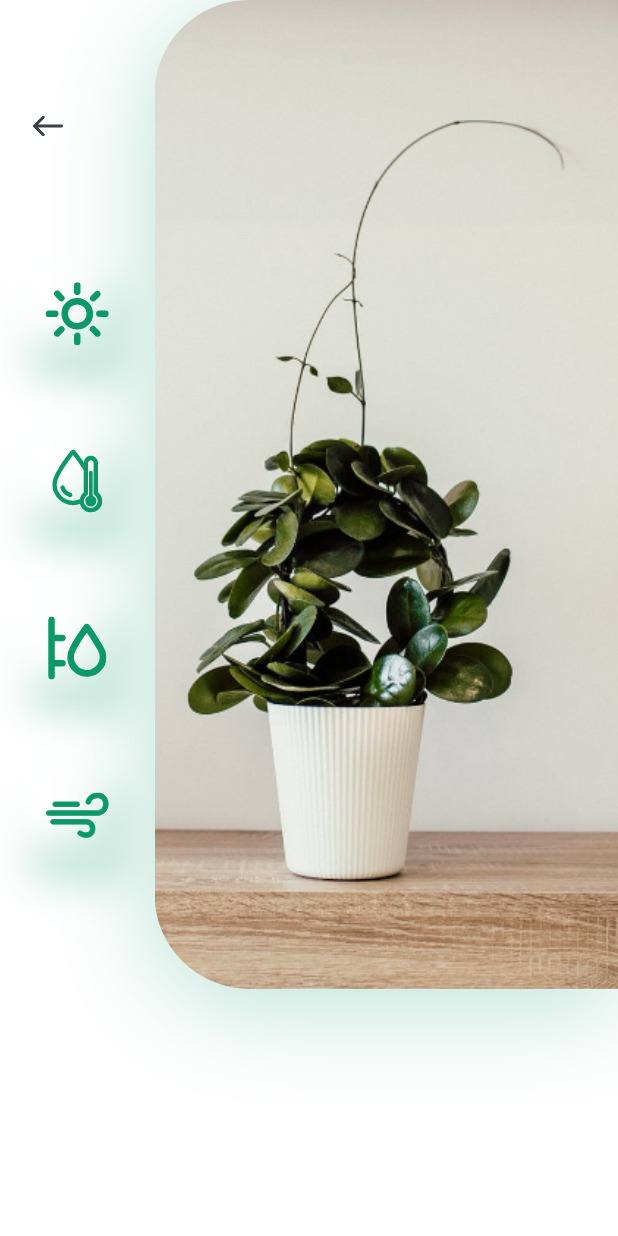
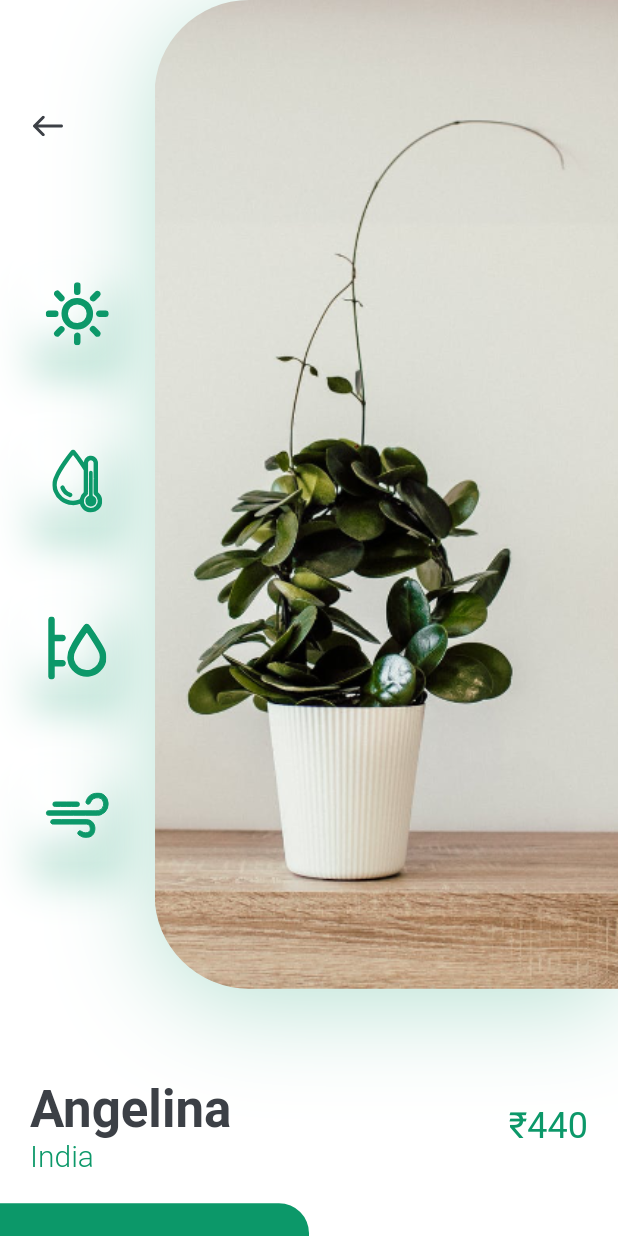
Before and after one commit to shreyansh-jain/plant_app, a Flutter app: the DetailsScreen screen opened directly, on a phone screen of 412 x 824 dp. Run offline on Flutter 3.47's test engine with Material 2 defaults, Android fonts, the phone set to English and light mode, and no system bars; our stand-ins replace flutter_svg.

Commit message:
Basic version complete

```diff
--- a/lib/screens/details/components/body.dart
+++ b/lib/screens/details/components/body.dart
@@ -1,15 +1,43 @@
 import 'package:flutter/material.dart';
-import 'package:flutter_svg/flutter_svg.dart';
+import 'package:plant_app/screens/details/components/images_and_icons_card.dart';
+import 'package:plant_app/screens/details/components/title_and_card.dart';
 import 'package:plant_app/constants.dart';
-import 'package:plant_app/screens/details/components/icon_cart.dart';
-import 'package:plant_app/screens/details/components/images_and_icons_card.dart';
 
 class Body extends StatelessWidget {
   @override
   Widget build(BuildContext context) {
     Size size = MediaQuery.of(context).size;
     return SingleChildScrollView(
-      child: ImagesAndIconsCard(size: size),
+      child: Column(
+        children: <Widget>[
+          ImagesAndIconsCard(size: size),
+          TitleAndPrice(title: "Angelina", price: 440, country: "India"),
+          SizedBox(height: kDefaultPadding),
+          Row(
+            children: <Widget>[
+              SizedBox(
+                  width: size.width / 2,
+                  height: 84,
+                  child: FlatButton(
+                      shape: RoundedRectangleBorder(
+                          borderRadius:
+                              BorderRadius.only(topRight: Radius.circular(20))),
+                      color: kPrimaryColor,
+                      onPressed: () {},
+                      child: Text(
+                        "Buy Now",
+                        style: TextStyle(color: Colors.white, fontSize: 16),
+                      ))),
+              Expanded(
+                child: FlatButton(
+                  onPressed: () {},
+                  child: Text("Description"),
+                ),
+              )
+            ],
+          ),
+        ],
+      ),
     );
   }
 }
--- /dev/null
+++ b/lib/screens/details/components/title_and_card.dart
@@ -0,0 +1,42 @@
+import 'package:plant_app/constants.dart';
+import 'package:flutter/material.dart';
+
+class TitleAndPrice extends StatelessWidget {
+  const TitleAndPrice({
+    Key key,
+    this.title,
+    this.country,
+    this.price,
+  }) : super(key: key);
+
+  final String title, country;
+  final int price;
+
+  @override
+  Widget build(BuildContext context) {
+    return Padding(
+        padding: EdgeInsets.symmetric(horizontal: kDefaultPadding),
+        child: Row(
+          children: <Widget>[
+            RichText(
+                text: TextSpan(children: [
+              TextSpan(
+                  text: "$title\n",
+                  style: Theme.of(context).textTheme.headline4.copyWith(
+                      color: kTextColor, fontWeight: FontWeight.bold)),
+              TextSpan(
+                  text: "$country",
+                  style: TextStyle(
+                      color: kPrimaryColor,
+                      fontSize: 20,
+                      fontWeight: FontWeight.w300))
+            ])),
+            Spacer(),
+            Text("\₹$price",
+                style: Theme.of(context).textTheme.headline5.copyWith(
+                      color: kPrimaryColor,
+                    ))
+          ],
+        ));
+  }
+}
```
